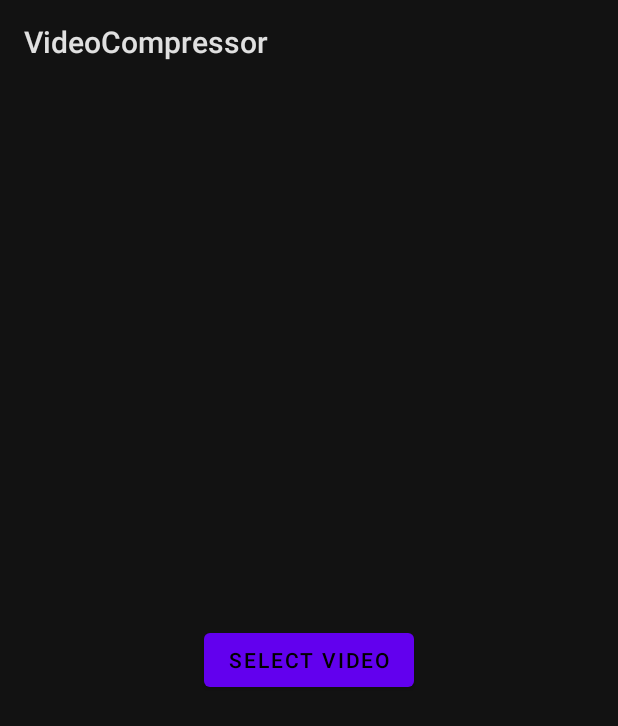
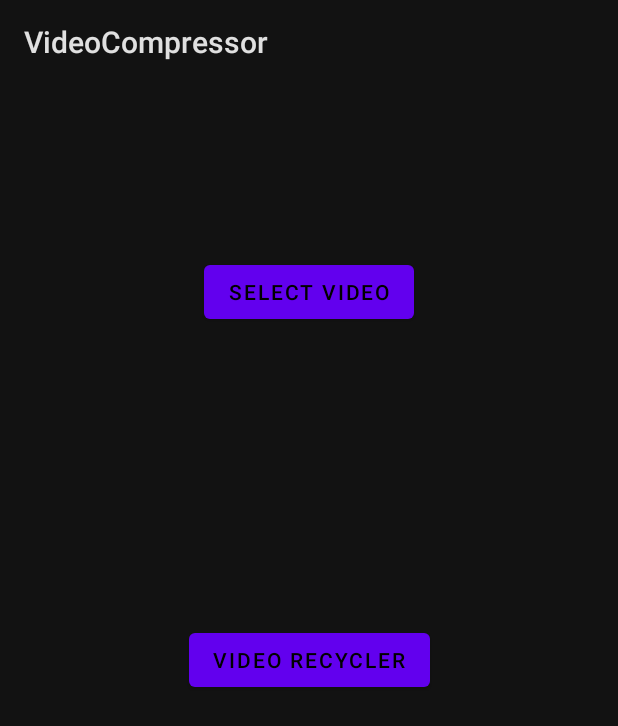
Before and after one commit to VishalAnuragi/VideoCompressor, an Android app: the screen it shows after launch (MainActivity), on a phone screen of 412 x 824 dp. Shown: the top 726 px of the screen. Run offline under Robolectric (Android 15) with nearby library versions, the phone set to English and light mode, and no system bars; our stand-ins replace data binding.

```diff
--- a/app/src/main/AndroidManifest.xml
+++ b/app/src/main/AndroidManifest.xml
@@ -12,6 +12,9 @@
         android:supportsRtl="true"
         android:theme="@style/AppTheme"
         tools:targetApi="31">
+        <activity
+            android:name=".VideoRecycler"
+            android:exported="false" />
         <activity
             android:name=".ui.CompressedActivity"
             android:exported="false" />
--- a/app/src/main/java/in/example/videocompressor/ui/MainActivity.kt
+++ b/app/src/main/java/in/example/videocompressor/ui/MainActivity.kt
@@ -3,15 +3,18 @@ package `in`.example.videocompressor.ui
 import android.os.Bundle
 import androidx.appcompat.app.AppCompatActivity
 import android.content.Intent
+import android.widget.Button
 import androidx.activity.result.contract.ActivityResultContracts
 import androidx.activity.viewModels
 import androidx.databinding.DataBindingUtil
 import `in`.example.videocompressor.R
+import `in`.example.videocompressor.VideoRecycler
 import `in`.example.videocompressor.viewmodel.SelectVideoViewModel
 import `in`.example.videocompressor.databinding.MainActivityBinding
 
 class MainActivity : AppCompatActivity() {
     private val viewModel: SelectVideoViewModel by viewModels()
+    private var switchBtn: Button ?= null
     private val videoFetcher = registerForActivityResult(ActivityResultContracts.GetContent()) {
         if (it == null) return@registerForActivityResult
         startActivity(Intent(this, VideoSelectedActivity::class.java).apply {
@@ -21,12 +24,16 @@ class MainActivity : AppCompatActivity() {
 
     override fun onCreate(savedInstanceState: Bundle?) {
         super.onCreate(savedInstanceState)
+        setContentView(R.layout.main_activity)
+
         val binding = DataBindingUtil.setContentView<MainActivityBinding>(
             this,
             R.layout.main_activity
         )
         binding.viewModel = viewModel
         binding.lifecycleOwner = this
+        switchBtn = findViewById(R.id.switchBtn)
+        switchBtn!!.setOnClickListener { switchToVideoRecycler() }
         viewModel.showSelectVideo.observe(this) {
             if (it) {
                 getVideo()
@@ -38,4 +45,7 @@ class MainActivity : AppCompatActivity() {
     private fun getVideo() {
         videoFetcher.launch("video/*")
     }
+    private fun switchToVideoRecycler() {
+        startActivity(Intent(this, VideoRecycler::class.java))
+    }
 }
--- a/app/src/main/res/layout/main_activity.xml
+++ b/app/src/main/res/layout/main_activity.xml
@@ -16,6 +16,16 @@
         tools:context=".ui.MainActivity">
 
         <Button
+            android:id="@+id/switchBtn"
+            android:layout_width="wrap_content"
+            android:layout_height="wrap_content"
+            android:text="@string/video_recycler"
+            app:layout_constraintBottom_toBottomOf="parent"
+            app:layout_constraintLeft_toLeftOf="parent"
+            app:layout_constraintRight_toRightOf="parent"
+            app:layout_constraintTop_toTopOf="parent" />
+
+        <Button
             android:layout_width="wrap_content"
             android:layout_height="wrap_content"
             android:onClick="@{()->viewModel.selectVideo()}"
@@ -23,7 +33,8 @@
             app:layout_constraintBottom_toBottomOf="parent"
             app:layout_constraintLeft_toLeftOf="parent"
             app:layout_constraintRight_toRightOf="parent"
-            app:layout_constraintTop_toTopOf="parent" />
+            app:layout_constraintTop_toTopOf="parent"
+            app:layout_constraintVertical_bias="0.159" />
 
     </androidx.constraintlayout.widget.ConstraintLayout>
 </layout>
--- a/app/src/main/res/values/strings.xml
+++ b/app/src/main/res/values/strings.xml
@@ -3,4 +3,6 @@
     <string name="select_video">Select Video</string>
     <string name="play">Play</string>
     <string name="pause">Pause</string>
+    <string name="video_recycler">Video Recycler</string>
+
 </resources>
--- a/build.gradle.kts
+++ b/build.gradle.kts
@@ -1,5 +1,5 @@
 // Top-level build file where you can add configuration options common to all sub-projects/modules.
 plugins {
-    id("com.android.application") version "8.1.0" apply false
+    id("com.android.application") version "8.1.1" apply false
     id("org.jetbrains.kotlin.android") version "1.8.10" apply false
 }
--- a/gradle.properties
+++ b/gradle.properties
@@ -14,6 +14,7 @@ org.gradle.jvmargs=-Xmx2048m -Dfile.encoding=UTF-8
 # AndroidX package structure to make it clearer which packages are bundled with the
 # Android operating system, and which are packaged with your app's APK
 # https://developer.android.com/topic/libraries/support-library/androidx-rn
+android.enableJetifier=true
 android.useAndroidX=true
 # Kotlin code style for this project: "official" or "obsolete":
 kotlin.code.style=official
--- a/settings.gradle.kts
+++ b/settings.gradle.kts
@@ -6,7 +6,7 @@ pluginManagement {
     }
 }
 dependencyResolutionManagement {
-    repositoriesMode.set(RepositoriesMode.FAIL_ON_PROJECT_REPOS)
+  //  repositoriesMode.set(RepositoriesMode.FAIL_ON_PROJECT_REPOS)
     repositories {
         google()
         mavenCentral()
```
Also changed, not shown: app/build.gradle.kts (+9 -0 lines), app/src/main/java/in/example/videocompressor/VideoRecycler.kt (added, +11 -0 lines), app/src/main/res/layout/activity_video_recycler.xml (added, +9 -0 lines).
